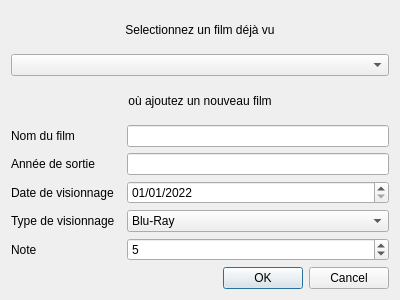
This is Dialogs/AddViewDialog.ui in AmbreM71/MovieManager as Qt 5 draws it before an edit. The edited form follows.
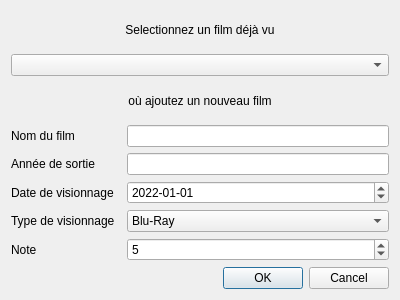
This is the edited form.

The edit to the form file:
```diff
--- a/Dialogs/AddViewDialog.ui
+++ b/Dialogs/AddViewDialog.ui
@@ -136,7 +136,7 @@
       </datetime>
      </property>
      <property name="displayFormat">
-      <string>dd/MM/yyyy</string>
+      <string>yyyy-MM-dd</string>
      </property>
     </widget>
    </item>
```
